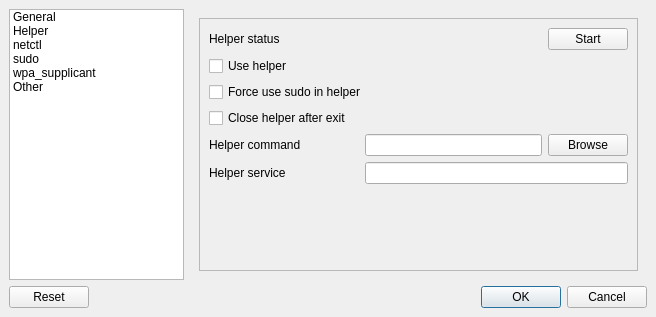
Old version of the form sources/gui/src/settingswindow.ui in the repository arcan1s/netctl-gui.
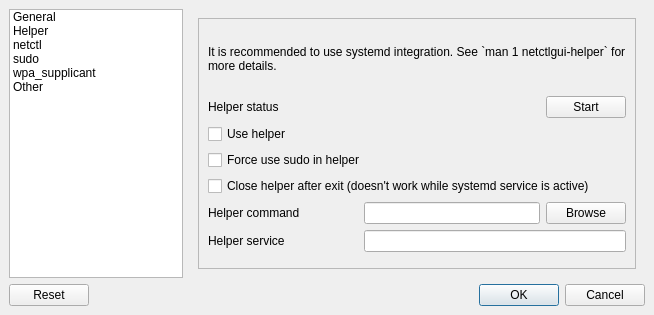
New version of the form. The open tabs and pages were chosen to show the change. Icons and pictures are not drawn.

Diff of the .ui file:
```diff
--- a/sources/gui/src/settingswindow.ui
+++ b/sources/gui/src/settingswindow.ui
@@ -6,8 +6,8 @@
    <rect>
     <x>0</x>
     <y>0</y>
-    <width>656</width>
-    <height>317</height>
+    <width>654</width>
+    <height>315</height>
    </rect>
   </property>
   <property name="windowTitle">
@@ -211,11 +211,21 @@
               <rect>
                <x>0</x>
                <y>0</y>
-               <width>440</width>
-               <height>256</height>
+               <width>438</width>
+               <height>254</height>
               </rect>
              </property>
              <layout class="QVBoxLayout" name="verticalLayout_13">
+              <item>
+               <widget class="QLabel" name="label_helperInfo">
+                <property name="text">
+                 <string>It is recommended to use systemd integration. See `man 1 netctlgui-helper` for more details.</string>
+                </property>
+                <property name="wordWrap">
+                 <bool>true</bool>
+                </property>
+               </widget>
+              </item>
               <item>
                <layout class="QHBoxLayout" name="layout_status">
                 <item>
@@ -282,7 +292,7 @@
               <item>
                <widget class="QCheckBox" name="checkBox_helperClose">
                 <property name="text">
-                 <string>Close helper after exit</string>
+                 <string>Close helper after exit (doesn't work while systemd service is active)</string>
                 </property>
                </widget>
               </item>
@@ -342,12 +352,6 @@
                 <property name="orientation">
                  <enum>Qt::Vertical</enum>
                 </property>
-                <property name="sizeHint" stdset="0">
-                 <size>
-                  <width>20</width>
-                  <height>104</height>
-                 </size>
-                </property>
                </spacer>
               </item>
              </layout>
```
Left out of the diff: 12 changed lines with no effect on the pictures.
